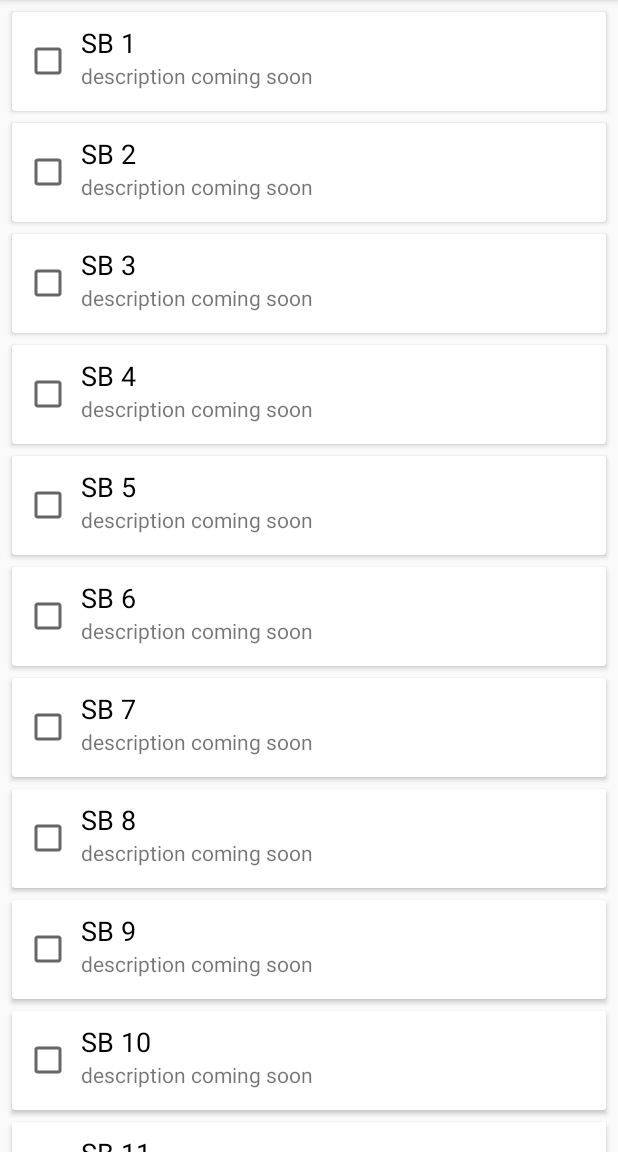
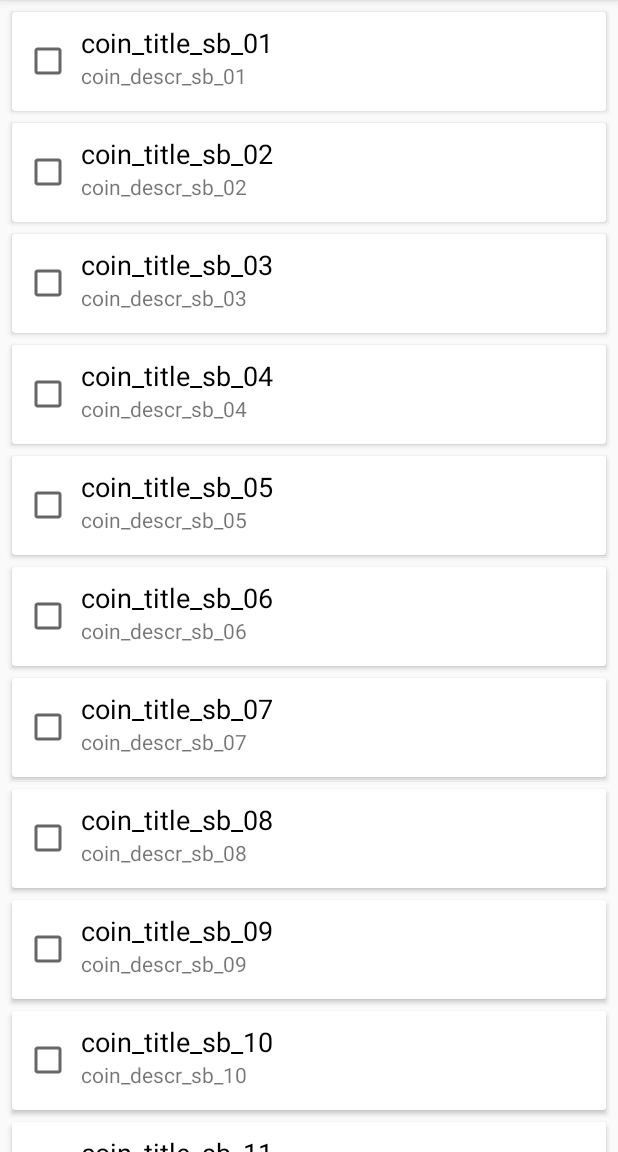
Before and after one commit to MerryPlace/Blue-Coin-Tracker, an Android app: the screen it shows after launch (MainActivity), after a tap on "Sirena Beach", on a phone screen of 412 x 824 dp, the part 84-1236 px from its top. Run offline under Robolectric (Android 15) with nearby library versions, the phone set to English and light mode, and no system bars; our stand-ins replace Room's generated code.

Commit message:
Data Permanence. Database has been integrated. Problems with UI loading late

```diff
--- a/app/src/main/java/info/noahortega/bluecointracker/BCHome/HomeFragment.kt
+++ b/app/src/main/java/info/noahortega/bluecointracker/BCHome/HomeFragment.kt
@@ -15,17 +15,14 @@ import info.noahortega.bluecointracker.database.*
 import info.noahortega.bluecointracker.databinding.FragmentHomeBinding
 import kotlinx.coroutines.*
 
-
 class HomeFragment : Fragment() {
 
     private var _binding: FragmentHomeBinding? = null
-    // This property is only valid between onCreateView and
-    // onDestroyView.
     private val binding get() = _binding!!
 
     lateinit var database: CoinDatabaseDao
     private var viewJob = Job()
-    private val uiScope = CoroutineScope(Dispatchers.Main + viewJob)
+    private val myScope = CoroutineScope(Dispatchers.Main + viewJob)
 
     override fun onCreateView(
         inflater: LayoutInflater,
@@ -37,76 +34,39 @@ class HomeFragment : Fragment() {
 
         database = CoinDatabase.getInstance(activity as Context).coinDao
 
-        //initDatabase()
+        myScope.launch {
+            populateDatabase()
+            refreshPercentages()
+        }
 
 
-        binding.DPImage.setOnClickListener{levelClicked(LevelCode.dp)}
-        binding.BHImage.setOnClickListener{levelClicked(LevelCode.bh)}
-        binding.RHImage.setOnClickListener{levelClicked(LevelCode.rh)}
-        binding.GBImage.setOnClickListener{levelClicked(LevelCode.gb)}
-        binding.NBImage.setOnClickListener{levelClicked(LevelCode.nb)}
-        binding.PPImage.setOnClickListener{levelClicked(LevelCode.pp)}
-        binding.SBImage.setOnClickListener{levelClicked(LevelCode.sb)}
-        binding.PVImage.setOnClickListener{levelClicked(LevelCode.pv)}
-        binding.CMImage.setOnClickListener{levelClicked(LevelCode.cm)}
+
+        binding.DPImage.setOnClickListener { levelClicked(LevelCode.dp.code) }
+        binding.BHImage.setOnClickListener { levelClicked(LevelCode.bh.code) }
+        binding.RHImage.setOnClickListener { levelClicked(LevelCode.rh.code) }
+        binding.GBImage.setOnClickListener { levelClicked(LevelCode.gb.code) }
+        binding.NBImage.setOnClickListener { levelClicked(LevelCode.nb.code) }
+        binding.PPImage.setOnClickListener { levelClicked(LevelCode.pp.code) }
+        binding.SBImage.setOnClickListener { levelClicked(LevelCode.sb.code) }
+        binding.PVImage.setOnClickListener { levelClicked(LevelCode.pv.code) }
+        binding.CMImage.setOnClickListener { levelClicked(LevelCode.cm.code) }
 
         return binding.root
     }
 
-    private suspend fun getLevels() : List<Level> {
-        return withContext(Dispatchers.IO) {
-            var levels = database.getLevels()
-            levels
+    private fun levelClicked(code: Int) {
+        val navController = this.findNavController()
+
+        myScope.launch {
+            Data.levelSelectedId = code
+            Data.queriedCoins = database.getAllCoinsInLevelId(code)
+            navController.navigate(R.id.action_homeFragment_to_listFragment)
         }
     }
 
-
-    //use when there is no database
-    private fun initDatabase() {
-        uiScope.launch {
-            database.insertLevel(Level(1, "Delfino Plaza", "dp", 20, 0,"home_dp"))
-            database.insertLevel(Level(2, "Bianco Hills", "bh", 30, 0,"home_bh"))
-            database.insertLevel(Level(3, "Ricco Harbor", "rh", 30, 0,"home_rh"))
-            database.insertLevel(Level(4, "Gelato Beach", "gb", 30, 0,"home_gb"))
-            database.insertLevel(Level(5, "Noki Bay", "nb", 30, 0,"home_nb"))
-            database.insertLevel(Level(6, "Pinna Park", "pp", 30, 0,"home_pp"))
-            database.insertLevel(Level(7, "Sirena Beach", "sb", 30, 0,"home_sb"))
-            database.insertLevel(Level(8, "Pianta Village", "pv", 30, 0,"home_pv"))
-            database.insertLevel(Level(9, "Corona Mountain", "cm", 10, 0,"home_cm"))
-
-            val levels: List<Level> = getLevels()
-            var addition = "0"
-            for (level in levels) {
-                val nickname = level.nickname
-                println(nickname)
-                for (n in 1..level.bCoinCount) {
-
-                    if(n == 1) {
-                        addition = "0"
-                    }
-                    else if(n == 10) {
-                        addition = ""
-                    }
-
-                    database.insertCoin(
-                        BlueCoin(
-                            myLevelId = level.levelId,
-                            numInLevel = n,
-                            imageAddress = "coin_" + nickname + "_" + addition + n,
-                            youtubeLink = "coin_video_"+ nickname + "_" + addition + n,
-                            shortTitle = "coin_title_"+ nickname + "_" + addition + n,
-                            description = "coin_descr_"+ nickname + "_" + addition + n,
-                        )
-                    )
-                }
-            }
-        }
-        println("init??~~~~~~~~~~~~~~~~~~~~~~~~~~~~~~~~~~~~~~~~~~~~~~~~~~~~~~~~~~~~~~~~~~~~~~~~~~~~~~~~~~~~~~~~~~~~~~~~~~~~~~~~~~~~~~~~~~~~~~~~~")
-    }
-
-    override fun onStart() {
-        super.onStart()
-        refreshPercentages()
+    private suspend fun getLevels(): List<Level> {
+        var levels = database.getLevels()
+        return levels
     }
 
     override fun onDestroyView() {
@@ -114,24 +74,92 @@ class HomeFragment : Fragment() {
         _binding = null
     }
 
+    //TODO: flashing of UI
     @SuppressLint("SetTextI18n")
-    fun refreshPercentages() {
-        binding.DPCompletedText.text = Data.calcPercComplete(LevelCode.dp).toString() + "%"
-        binding.BHCompletedText.text = Data.calcPercComplete(LevelCode.bh).toString() + "%"
-        binding.RHCompletedText.text = Data.calcPercComplete(LevelCode.rh).toString() + "%"
-        binding.GBCompletedText.text = Data.calcPercComplete(LevelCode.gb).toString() + "%"
-        binding.NBCompletedText.text = Data.calcPercComplete(LevelCode.nb).toString() + "%"
-        binding.PPCompletedText.text = Data.calcPercComplete(LevelCode.pp).toString() + "%"
-        binding.SBCompletedText.text = Data.calcPercComplete(LevelCode.sb).toString() + "%"
-        binding.PVCompletedText.text = Data.calcPercComplete(LevelCode.pv).toString() + "%"
-        binding.CMCompletedText.text = Data.calcPercComplete(LevelCode.cm).toString() + "%"
-        val totalPercentDone = Data.calcTotalPercComplete()
-        binding.totalCompletionText.text = "$totalPercentDone% to Completion"
-        binding.totalProgressBar.progress = totalPercentDone
+    suspend fun refreshPercentages() {
+
+        updateLevelCompletion(LevelCode.dp.code)
+        updateLevelCompletion(LevelCode.bh.code)
+        updateLevelCompletion(LevelCode.rh.code)
+        updateLevelCompletion(LevelCode.gb.code)
+        updateLevelCompletion(LevelCode.nb.code)
+        updateLevelCompletion(LevelCode.pp.code)
+        updateLevelCompletion(LevelCode.sb.code)
+        updateLevelCompletion(LevelCode.pv.code)
+        updateLevelCompletion(LevelCode.cm.code)
+
+        val levelPercentages = database.getLevelPercentages()
+
+        binding.DPCompletedText.text = "${levelPercentages[0].toString()}%"
+        binding.BHCompletedText.text = "${levelPercentages[1].toString()}%"
+        binding.RHCompletedText.text = "${levelPercentages[2].toString()}%"
+        binding.GBCompletedText.text = "${levelPercentages[3].toString()}%"
+        binding.NBCompletedText.text = "${levelPercentages[4].toString()}%"
+        binding.PPCompletedText.text = "${levelPercentages[5].toString()}%"
+        binding.SBCompletedText.text = "${levelPercentages[6].toString()}%"
+        binding.PVCompletedText.text = "${levelPercentages[7].toString()}%"
+        binding.CMCompletedText.text = "${levelPercentages[8].toString()}%"
+
+        //val totalPercentDone = calcTotalCompletion()
+        //binding.totalCompletionText.text = "$totalPercentDone% to Completion"
+        //binding.totalProgressBar.progress = totalPercentDone
     }
 
-    fun levelClicked(code: LevelCode) {
-        Data.levelSelected = code
-        this.findNavController().navigate(R.id.action_homeFragment_to_listFragment)
+    suspend fun updateLevelCompletion(levelId: Int) {
+        var completed = 0.0
+
+        var checkList: List<Boolean> = database.getLevelCheckedList(levelId)
+        var level: Level = database.getLevelById(levelId)
+
+        for (checked in checkList) {
+            if (checked) {
+                completed++
+            }
+        }
+
+        val percent = (((completed) / checkList.size) * 100).toInt()
+
+        level.percentDone = percent
+        database.updateLevel(level)
+    }
+
+    //use when there is no database
+    private suspend fun populateDatabase() {
+        if (database.countCoins() < 240) {
+            database.insertLevel(Level(1, "Delfino Plaza", "dp", 20, 0, "home_dp"))
+            database.insertLevel(Level(2, "Bianco Hills", "bh", 30, 0, "home_bh"))
+            database.insertLevel(Level(3, "Ricco Harbor", "rh", 30, 0, "home_rh"))
+            database.insertLevel(Level(4, "Gelato Beach", "gb", 30, 0, "home_gb"))
+            database.insertLevel(Level(5, "Noki Bay", "nb", 30, 0, "home_nb"))
+            database.insertLevel(Level(6, "Pinna Park", "pp", 30, 0, "home_pp"))
+            database.insertLevel(Level(7, "Sirena Beach", "sb", 30, 0, "home_sb"))
+            database.insertLevel(Level(8, "Pianta Village", "pv", 30, 0, "home_pv"))
+            database.insertLevel(Level(9, "Corona Mountain", "cm", 10, 0, "home_cm"))
+
+            val levels: List<Level> = getLevels()
+            var addition = "0"
+            for (level in levels) {
+                val nickname = level.nickname
+                //println(nickname)
+                for (n in 1..level.bCoinCount) {
+                    if (n == 1) {
+                        addition = "0"
+                    } else if (n == 10) {
+                        addition = ""
+                    }
+
+                    database.insertCoin(
+                        BlueCoin(
+                            myLevelId = level.levelId, numInLevel = n, checked = false,
+                            imageAddress = "coin_" + nickname + "_" + addition + n,
+                            youtubeLink = "coin_video_" + nickname + "_" + addition + n,
+                            shortTitle = "coin_title_" + nickname + "_" + addition + n,
+                            description = "coin_descr_" + nickname + "_" + addition + n,
+                        )
+                    )
+                }
+            }
+            println("DATABASE POPULATED~~~~~~~~~~~~~~~~~~~~~~~~~~~~~~~~~~~~~~~~~~~~~~~~~~~~~~~~~")
+        }
     }
 }
--- a/app/src/main/java/info/noahortega/bluecointracker/BCList/BCListFragment.kt
+++ b/app/src/main/java/info/noahortega/bluecointracker/BCList/BCListFragment.kt
@@ -1,5 +1,6 @@
 package info.noahortega.bluecointracker.BCList
 
+import android.content.Context
 import android.os.Bundle
 import androidx.fragment.app.Fragment
 import android.view.LayoutInflater
@@ -8,10 +9,21 @@ import android.view.ViewGroup
 import androidx.recyclerview.widget.LinearLayoutManager
 import info.noahortega.bluecointracker.Data
 import info.noahortega.bluecointracker.R
+import info.noahortega.bluecointracker.database.CoinDatabase
+import info.noahortega.bluecointracker.database.CoinDatabaseDao
 import kotlinx.android.synthetic.main.fragment_list.*
+import kotlinx.coroutines.CoroutineScope
+import kotlinx.coroutines.Dispatchers
+import kotlinx.coroutines.Job
+import kotlinx.coroutines.launch
 
 
 class BCListFragment : Fragment(), BCAdapter.OnItemClickListener {
+
+    lateinit var database: CoinDatabaseDao
+    private var viewJob = Job()
+    private val uiScope = CoroutineScope(Dispatchers.Main + viewJob)
+
 
     override fun onCreateView(
             inflater: LayoutInflater,
@@ -21,23 +33,30 @@ class BCListFragment : Fragment(), BCAdapter.OnItemClickListener {
         // Inflate the layout for this fragment
         return inflater.inflate(R.layout.fragment_list, container, false)
     }
+
     private val blueCoinList = generateBCList()
     private val adapter = BCAdapter(blueCoinList, this)
 
     override fun onViewCreated(view: View, savedInstanceState: Bundle?) {
+        database = CoinDatabase.getInstance(activity as Context).coinDao
+
         my_recycler_view.adapter = adapter
         my_recycler_view.layoutManager = LinearLayoutManager(getContext()) //TODO:fear
         my_recycler_view.setHasFixedSize(true)
     }
 
     private fun generateBCList(): List<BCListItem> {
-        val coins = Data.levels[Data.levelSelected.code].blueCoins
+
         val list = ArrayList<BCListItem>()
 
-        for(n in coins.indices) {
-            val item = BCListItem(coins[n].checked,
-                Data.levelSelected.toString().toUpperCase()+" "+(n+1), coins[n].description!!)
-            list += item
+        var coins = Data.queriedCoins
+
+        if(coins != null) {
+            for(n in coins.indices) {
+                val item = BCListItem(coins[n].checked,
+                    coins[n].shortTitle, coins[n].description!!)
+                list += item
+            }
         }
         return list
     }
@@ -47,6 +66,10 @@ class BCListFragment : Fragment(), BCAdapter.OnItemClickListener {
         blueCoinList[position].collected = !checked
         adapter.notifyItemChanged(position)
         //edit in data
-        Data.levels[Data.levelSelected.code].blueCoins[position].checked = !checked
+        val coin = Data.queriedCoins!![position]
+        coin.checked = !checked
+        uiScope.launch {
+            database.updateBlueCoin(coin)
+        }
     }
 }
--- a/app/src/main/java/info/noahortega/bluecointracker/Data.kt
+++ b/app/src/main/java/info/noahortega/bluecointracker/Data.kt
@@ -1,91 +1,81 @@
 package info.noahortega.bluecointracker
+
+import info.noahortega.bluecointracker.database.BlueCoin
 
 
 object Data {
     //state
-    var levelSelected: LevelCode = LevelCode.cm;
+    var levelSelectedId: Int = LevelCode.na.code;
+    var queriedCoins: List<BlueCoin>? = null
 
-    var levels = arrayOf<Level>(
-        info.noahortega.bluecointracker.Level("Delfino Plaza", "DP", 20),
-        info.noahortega.bluecointracker.Level("Bianco Hills", "BH", 30),
-        info.noahortega.bluecointracker.Level("Ricco Harbor", "RH", 30),
-        info.noahortega.bluecointracker.Level("Gelato Beach", "GB", 30),
-        info.noahortega.bluecointracker.Level("Noki Bay", "NB", 30),
-        info.noahortega.bluecointracker.Level("Pinna Park", "PP", 30),
-        info.noahortega.bluecointracker.Level("Sirena Beach", "SB", 30),
-        info.noahortega.bluecointracker.Level("Pianta Village", "PV", 30),
-        info.noahortega.bluecointracker.Level("Corona Mountain", "CM", 10)
-    )
-    init {
-        for (n in levels.indices) {
-            populateLevelCoins(levels[n])
-        }
-    }
-
-    private fun populateLevelCoins(level: Level) {
-        val bCoins = arrayOfNulls<BlueCoin>(level.bCoinCount)
-        for (n in bCoins.indices) {
-                bCoins[n] = BlueCoin(false, "description coming soon", null)
-            }
-        level.blueCoins = bCoins.filterNotNull().toTypedArray()
-    }
-
-    public fun calcPercComplete(code: LevelCode): Int {
-        var completed = 0.0
-        var level: Level = levels[code.code]
-        for (coin in level.blueCoins) {
-            if(coin.checked) {
-                completed++
-            }
-        }
-
-        return (((completed)/level.bCoinCount)*100).toInt()
-    }
-
-    public fun calcTotalPercComplete(): Int {
-        var completed = 0.0
-        val totalCoins = 240
-        for (level in levels) {
-            for (coin in level.blueCoins) {
-                if(coin.checked) {
-                    completed++
-                }
-            }
-        }
-
-        return (((completed)/totalCoins)*100).toInt()
-    }
+}
 
 
-    fun printData() {
-        for (level in levels) {
-            println(level.title)
-//            for(n in 0 until level.bCoinCount) {
-//                println("----"+ level.nickname + n + " " + level.blueCoins[n].checked)
-//            }
-        }
-    }
+enum class LevelCode(val code: Int) {
+    na(0),
+    dp(1), bh(2), rh(3),
+    gb(4), nb(5), pp(6),
+    sb(7), pv(8), cm(9)
+
 }
 
-data class Level(val title: String, val nickname: String?, val bCoinCount: Int) {
-    var blueCoins = arrayOf<BlueCoin>()
-}
+//    var levels = arrayOf<Level>(
+//        info.noahortega.bluecointracker.Level("Delfino Plaza", "DP", 20),
+//        info.noahortega.bluecointracker.Level("Bianco Hills", "BH", 30),
+//        info.noahortega.bluecointracker.Level("Ricco Harbor", "RH", 30),
+//        info.noahortega.bluecointracker.Level("Gelato Beach", "GB", 30),
+//        info.noahortega.bluecointracker.Level("Noki Bay", "NB", 30),
+//        info.noahortega.bluecointracker.Level("Pinna Park", "PP", 30),
+//        info.noahortega.bluecointracker.Level("Sirena Beach", "SB", 30),
+//        info.noahortega.bluecointracker.Level("Pianta Village", "PV", 30),
+//        info.noahortega.bluecointracker.Level("Corona Mountain", "CM", 10)
+//    )
+//    init {
+//        for (n in levels.indices) {
+//            populateLevelCoins(levels[n])
+//        }
+//    }
+//
+//    private fun populateLevelCoins(level: Level) {
+//        val bCoins = arrayOfNulls<BlueCoin>(level.bCoinCount)
+//        for (n in bCoins.indices) {
+//                bCoins[n] = BlueCoin(false, "description coming soon", null)
+//            }
+//        level.blueCoins = bCoins.filterNotNull().toTypedArray()
+//    }
+//
+//    fun printData() {
+//        for (level in levels) {
+//            println(level.title)
+////            for(n in 0 until level.bCoinCount) {
+////                println("----"+ level.nickname + n + " " + level.blueCoins[n].checked)
+////            }
+//        }
+//    }
+//}
+//
+//data class Level(val title: String, val nickname: String?, val bCoinCount: Int) {
+//    var blueCoins = arrayOf<BlueCoin>()
+//}
+//
+//data class BlueCoin(var checked: Boolean, val description: String?, val youtubeLink: String?, ) {
+//    var conditions = arrayOf<Condition>()
+//}
+////TODO: pictures
+//
+//data class Condition( val name: String) {
+//}
+////TODO: icon
 
-data class BlueCoin(var checked: Boolean, val description: String?, val youtubeLink: String?, ) {
-    var conditions = arrayOf<Condition>()
-}
-//TODO: pictures
 
-data class Condition( val name: String) {
-}
-//TODO: icon
 
-enum class LevelCode(val code: Int){
-    dp(0),    bh(1),    rh(2),
-    gb(3),    nb(4),    pp(5),
-    sb(6),    pv(7),    cm(8)
 
-}
+
+
+
+
+
+
 
 //        when (code) {
 //            LevelCode.dp -> {
--- a/app/src/main/java/info/noahortega/bluecointracker/MainActivity.kt
+++ b/app/src/main/java/info/noahortega/bluecointracker/MainActivity.kt
@@ -10,8 +10,6 @@ class MainActivity : AppCompatActivity() {
     override fun onCreate(savedInstanceState: Bundle?) {
         super.onCreate(savedInstanceState)
 
-        Data.printData()
-
         setContentView(R.layout.activity_main)
     }
 
--- a/app/src/main/java/info/noahortega/bluecointracker/database/CoinDatabaseDao.kt
+++ b/app/src/main/java/info/noahortega/bluecointracker/database/CoinDatabaseDao.kt
@@ -26,26 +26,26 @@ interface CoinDatabaseDao {
     suspend fun updateLevel(level: Level)
 
     @Query("SELECT * from level_table")
-    fun getLiveLevels(): LiveData<List<Level>>
+    suspend fun getLevels(): List<Level>
 
-    @Query("SELECT * from level_table")
-    fun getLevels(): List<Level>
+    @Query("SELECT percentDone from level_table ORDER BY levelId ASC")
+    suspend fun getLevelPercentages(): List<Int>
 
-    @Query("SELECT * from coin_table WHERE myLevelId = :levelId")
-    fun getLiveCoins(levelId: Long): LiveData<List<BlueCoin>>
-
-    @Query("SELECT * from level_table WHERE nickname = :nn")
-    suspend fun getLevelByNickname(nn: String): Level
+    @Query("SELECT * from level_table WHERE levelId = :id")
+    suspend fun getLevelById(id: Int): Level
 
     @Query("SELECT * from coin_table WHERE coinId = :key")
     suspend fun getCoinById(key: Long): BlueCoin
 
     @Query("SELECT * FROM coin_table WHERE myLevelID = :key ORDER BY numInLevel ASC")
-    suspend fun getAllCoinsInLevelId(key: Long): List<BlueCoin>
+    suspend fun getAllCoinsInLevelId(key: Int): List<BlueCoin>
+
+    @Query("SELECT checked FROM coin_table WHERE myLevelID = :levelId")
+    suspend fun getLevelCheckedList(levelId: Int): List<Boolean>
 
     @Transaction
-    @Query("SELECT * FROM level_table WHERE nickname = :nickname")
-    suspend fun getLevelWithCoins(nickname: String): List<LevelWithCoins>
+    @Query("SELECT * FROM level_table WHERE levelId = :id")
+    suspend fun getLevelWithCoins(id: Int): LevelWithCoins
 
     @Transaction
     @Query("SELECT * FROM coin_table")
@@ -55,4 +55,7 @@ interface CoinDatabaseDao {
     @Query("SELECT * FROM level_table WHERE nickname = :nickname")
     suspend fun getLevelsWithCoinsWithSongs(nickname: String): List<LevelWithCoinsAndCond>
 
+    @Query("SELECT COUNT(coinId) FROM coin_table")
+    suspend fun countCoins() : Int
+
 }
--- a/app/src/main/java/info/noahortega/bluecointracker/database/CoinEntities.kt
+++ b/app/src/main/java/info/noahortega/bluecointracker/database/CoinEntities.kt
@@ -10,7 +10,7 @@ import androidx.room.Junction
 @Entity(tableName = "level_table")
 data class Level(
     @PrimaryKey()
-    var levelId: Byte = 0,
+    var levelId: Int = 0,
     @ColumnInfo()
     var title: String = "NA",
     @ColumnInfo()
@@ -18,7 +18,7 @@ data class Level(
     @ColumnInfo()
     var bCoinCount: Int = -1,
     @ColumnInfo()
-    var percentDone: Byte = 0,
+    var percentDone: Int = 0,
     @ColumnInfo()
     var thumbnailAddress: String = "home_na",
 )
@@ -28,7 +28,7 @@ data class BlueCoin(
     @PrimaryKey(autoGenerate = true)
     var coinId: Long = 0L,
     @ColumnInfo()
-    var myLevelId: Byte = 0,
+    var myLevelId: Int = 0,
     @ColumnInfo()
     var numInLevel: Int = -1,
     @ColumnInfo()
--- a/app/src/main/res/layout/fragment_home.xml
+++ b/app/src/main/res/layout/fragment_home.xml
@@ -98,8 +98,7 @@
             android:text="@string/empty_percentage"
             app:layout_constraintEnd_toEndOf="@+id/DP_image"
             app:layout_constraintStart_toStartOf="@+id/DP_image"
-            app:layout_constraintTop_toBottomOf="@+id/DP_image"
-            tools:text="dp%" />
+            app:layout_constraintTop_toBottomOf="@+id/DP_image" />
 
         <TextView
             android:id="@+id/BH_completed_text"
@@ -108,8 +107,7 @@
             android:text="@string/empty_percentage"
             app:layout_constraintEnd_toEndOf="@+id/BH_image"
             app:layout_constraintStart_toStartOf="@+id/BH_image"
-            app:layout_constraintTop_toBottomOf="@+id/BH_image"
-            tools:text="bh%" />
+            app:layout_constraintTop_toBottomOf="@+id/BH_image" />
 
         <TextView
             android:id="@+id/GB_completed_text"
@@ -182,8 +180,7 @@
             android:text="@string/empty_percentage"
             app:layout_constraintEnd_toEndOf="@+id/RH_image"
             app:layout_constraintStart_toStartOf="@+id/RH_image"
-            app:layout_constraintTop_toBottomOf="@+id/RH_image"
-            tools:text="rh%" />
+            app:layout_constraintTop_toBottomOf="@+id/RH_image" />
 
         <ImageView
             android:id="@+id/BH_image"
--- a/app/src/main/res/navigation/navigation_graph.xml
+++ b/app/src/main/res/navigation/navigation_graph.xml
@@ -13,9 +13,6 @@
         <action
             android:id="@+id/action_homeFragment_to_listFragment"
             app:destination="@id/listFragment" />
-        <action
-            android:id="@+id/action_homeFragment_to_detailFragment"
-            app:destination="@id/detailFragment" />
     </fragment>
     <fragment
         android:id="@+id/listFragment"
```
